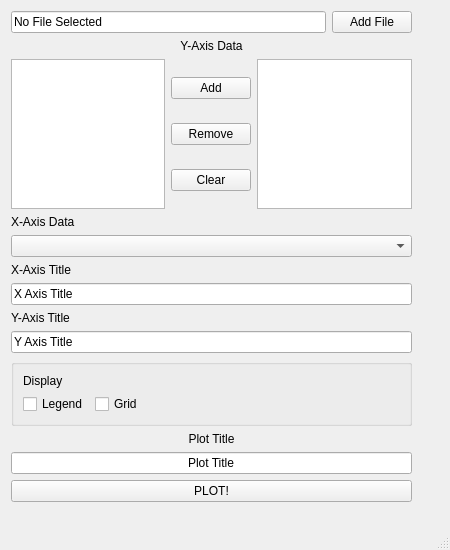
Above: res/main.ui from Mank1941/DataVisualisationTool before the change. Below: the same form after it.
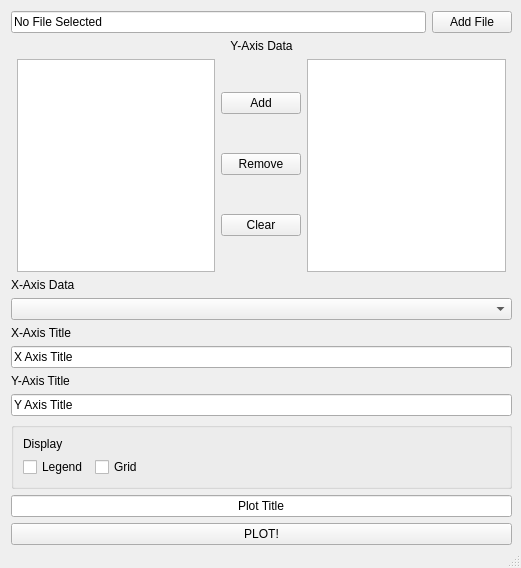
That is the form after the change.

What changed in the file:
```diff
--- a/res/main.ui
+++ b/res/main.ui
@@ -6,8 +6,8 @@
    <rect>
     <x>0</x>
     <y>0</y>
-    <width>450</width>
-    <height>550</height>
+    <width>521</width>
+    <height>568</height>
    </rect>
   </property>
   <property name="windowTitle">
@@ -28,13 +28,13 @@
      <rect>
       <x>11</x>
       <y>11</y>
-      <width>401</width>
-      <height>491</height>
+      <width>501</width>
+      <height>534</height>
      </rect>
     </property>
     <layout class="QVBoxLayout" name="verticalLayout_4">
      <property name="sizeConstraint">
-      <enum>QLayout::SetDefaultConstraint</enum>
+      <enum>QLayout::SetMaximumSize</enum>
      </property>
      <item>
       <layout class="QHBoxLayout" name="horizontalLayout">
@@ -69,6 +69,12 @@
      </item>
      <item>
       <layout class="QHBoxLayout" name="horizontalLayout_2">
+       <property name="leftMargin">
+        <number>6</number>
+       </property>
+       <property name="rightMargin">
+        <number>6</number>
+       </property>
        <item>
         <widget class="QListView" name="listColumns">
          <property name="enabled">
@@ -213,18 +219,6 @@
       </widget>
      </item>
      <item>
-      <layout class="QVBoxLayout" name="verticalLayout_6">
-       <item>
-        <widget class="QLabel" name="plotTitleLabel">
-         <property name="text">
-          <string>Plot Title</string>
-         </property>
-         <property name="alignment">
-          <set>Qt::AlignCenter</set>
-         </property>
-        </widget>
-       </item>
-       <item>
         <widget class="QLineEdit" name="plotTitle">
          <property name="text">
           <string>Plot Title</string>
@@ -233,8 +227,6 @@
           <set>Qt::AlignCenter</set>
          </property>
         </widget>
-       </item>
-      </layout>
      </item>
      <item>
       <widget class="QPushButton" name="plotButton">
```
Left out of the diff: 4 changed lines with no effect on the pictures. Lines whose indentation alone changed are shown as unchanged.
